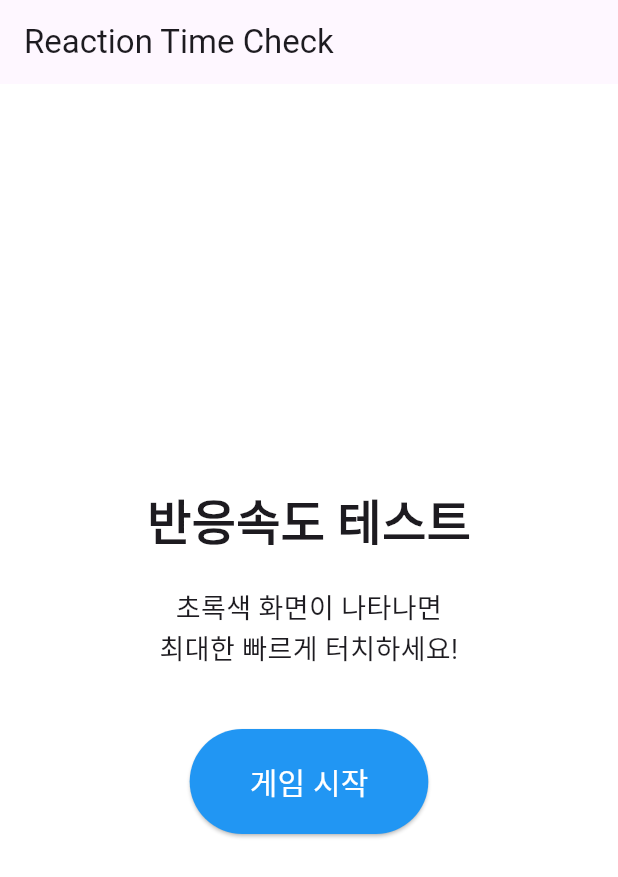
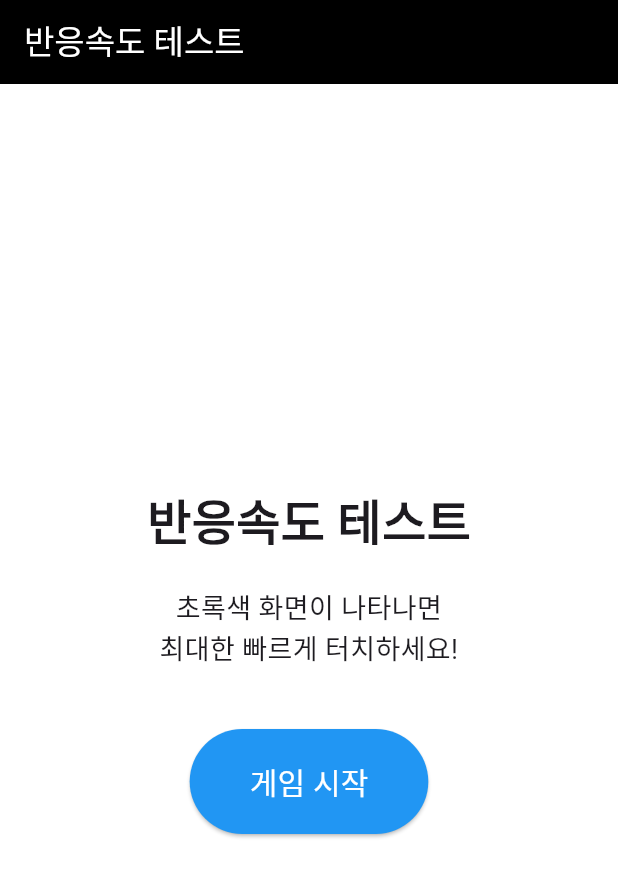
Before and after one commit to devhyunwoo/flutter-reaction-game, a Flutter app: the screen it shows after launch, on a phone screen of 412 x 824 dp. Shown: the top 877 px of the screen. Run offline on Flutter 3.47's test engine with Material 3 defaults, Android fonts, the phone set to English and light mode, and no system bars; our stand-ins replace flutter_riverpod, freezed_annotation, go_router, riverpod_annotation, shared_preferences; generated files the repository leaves out were written again.

Commit message:
update : 최고기록 저장

```diff
--- a/lib/feature/home/state/home_state.dart
+++ b/lib/feature/home/state/home_state.dart
@@ -23,7 +23,7 @@ enum GameStatus {
     GameStatus.initial => Colors.white,               // 🎯 새로 추가
     GameStatus.waiting => Colors.white,
     GameStatus.ready => Colors.green,
-    GameStatus.finished => Colors.red,
+    GameStatus.finished => Colors.blueGrey,
     GameStatus.preClicked => Colors.yellow,
   };
 }
--- a/lib/feature/home/view/home_view.dart
+++ b/lib/feature/home/view/home_view.dart
@@ -1,5 +1,6 @@
 import 'package:flutter/material.dart';
 import 'package:flutter_riverpod/flutter_riverpod.dart';
+import 'package:reaction_check_app/services/preferences_service.dart';
 
 import '../model/home_view_model.dart';
 import '../state/home_state.dart';
@@ -11,14 +12,14 @@ class HomeView extends ConsumerWidget {
   Widget build(BuildContext context, WidgetRef ref) {
     final homeState = ref.watch(homeViewModelProvider);
     final viewModel = ref.read(homeViewModelProvider.notifier);
-
+    final bestScore = ref.watch(bestScoreProvider);
     return Scaffold(
-      appBar: AppBar(title: const Text("Reaction Time Check")),
-      body: _buildBody(homeState, viewModel),
+      appBar: AppBar(title: const Text("반응속도 테스트", style: TextStyle(color: Colors.white),),backgroundColor: Colors.black,),
+      body: _buildBody(homeState, viewModel, bestScore),
     );
   }
 
-  Widget _buildBody(HomeState homeState, HomeViewModel viewModel) {
+  Widget _buildBody(HomeState homeState, HomeViewModel viewModel, int? bestScore) {
     // 🎯 initial 상태일 때만 게임 시작 화면 (조건 단순화!)
     if (homeState.status == GameStatus.initial) {
       return Container(
@@ -31,10 +32,7 @@ class HomeView extends ConsumerWidget {
             children: [
               const Text(
                 '반응속도 테스트',
-                style: TextStyle(
-                  fontSize: 32,
-                  fontWeight: FontWeight.bold,
-                ),
+                style: TextStyle(fontSize: 32, fontWeight: FontWeight.bold),
               ),
               const SizedBox(height: 20),
               const Text(
@@ -46,14 +44,14 @@ class HomeView extends ConsumerWidget {
               ElevatedButton(
                 onPressed: () => viewModel.startGame(),
                 style: ElevatedButton.styleFrom(
-                  padding: const EdgeInsets.symmetric(horizontal: 40, vertical: 20),
+                  padding: const EdgeInsets.symmetric(
+                    horizontal: 40,
+                    vertical: 20,
+                  ),
                   backgroundColor: Colors.blue,
                   foregroundColor: Colors.white,
                 ),
-                child: const Text(
-                  '게임 시작',
-                  style: TextStyle(fontSize: 20),
-                ),
+                child: const Text('게임 시작', style: TextStyle(fontSize: 20)),
               ),
             ],
           ),
@@ -61,6 +59,48 @@ class HomeView extends ConsumerWidget {
       );
     }
 
+    if (homeState.status == GameStatus.finished) {
+      return Container(
+        width: double.infinity,
+        height: double.infinity,
+        color: viewModel.backgroundColor,
+        child: Center(
+          child: Column(
+            mainAxisAlignment: MainAxisAlignment.center,
+            crossAxisAlignment: CrossAxisAlignment.center,
+            children: [
+              const SizedBox(height: 20),
+              // 🎯 bestScore 표시 (null이 아닐 때만)
+              if (bestScore != null) ...[
+                Text(
+                  '🏆 최고 기록: ${bestScore}ms',
+                  style: const TextStyle(
+                    fontSize: 18,
+                    fontWeight: FontWeight.w600,
+                    color: Colors.yellow,
+                  ),
+                ),
+                const SizedBox(height: 20),
+              ],
+              Text(
+                homeState.status.getText(homeState.reactionTime),
+                style: const TextStyle(
+                  fontSize: 24,
+                  fontWeight: FontWeight.bold,
+                  color: Colors.white,
+                ),
+                textAlign: TextAlign.center,
+              ),
+              const SizedBox(height: 20),
+              ElevatedButton(
+                onPressed: viewModel.touch,
+                child: const Text('다시 시작'),
+              ),
+            ],
+          ),
+        ),
+      );
+    }
     // 🎯 게임 진행 중일 때는 전체 터치 영역
     return GestureDetector(
       onTap: () => viewModel.touch(),
@@ -86,10 +126,7 @@ class HomeView extends ConsumerWidget {
                 const SizedBox(height: 20),
                 const Text(
                   '화면을 터치하여 다시 시작',
-                  style: TextStyle(
-                    fontSize: 16,
-                    color: Colors.grey,
-                  ),
+                  style: TextStyle(fontSize: 16, color: Colors.grey),
                 ),
               ],
             ],
--- a/pubspec.yaml
+++ b/pubspec.yaml
@@ -36,6 +36,7 @@ dependencies:
   freezed_annotation: ^2.4.1
   json_annotation: ^4.8.1
   go_router: ^13.0.0
+  shared_preferences: ^2.2.2
   # The following adds the Cupertino Icons font to your application.
   # Use with the CupertinoIcons class for iOS style icons.
   cupertino_icons: ^1.0.8
```
Also changed, not shown: lib/feature/home/model/home_view_model.dart (+8 -0 lines), lib/main.dart (+14 -2 lines), lib/services/preferences_service.dart (added, +29 -0 lines), lib/feature/home/model/home_view_model.g.dart, lib/services/preferences_service.g.dart (added), pubspec.lock, 7 other files.
